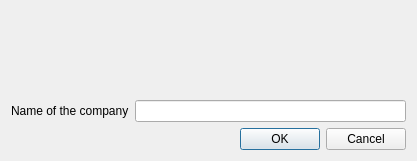
Before: the Qt Designer form caloriestracker/ui/frmCompaniesAdd.ui in turulomio/caloriestracker, drawn with Qt 5.
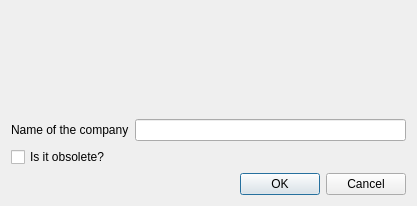
After: the same form once the commit is applied. Icons and pictures are not drawn.

Commit message: Added obsolete field to companies

```diff
--- a/caloriestracker/ui/frmCompaniesAdd.ui
+++ b/caloriestracker/ui/frmCompaniesAdd.ui
@@ -10,7 +10,7 @@
     <x>0</x>
     <y>0</y>
     <width>417</width>
-    <height>161</height>
+    <height>206</height>
    </rect>
   </property>
   <property name="windowTitle">
@@ -57,6 +57,13 @@
        </item>
       </layout>
      </item>
+     <item>
+      <widget class="QCheckBox" name="chkObsolete">
+       <property name="text">
+        <string>Is it obsolete?</string>
+       </property>
+      </widget>
+     </item>
      <item>
       <widget class="QDialogButtonBox" name="bb">
        <property name="standardButtons">
```
The commit also changes 6 other files.
